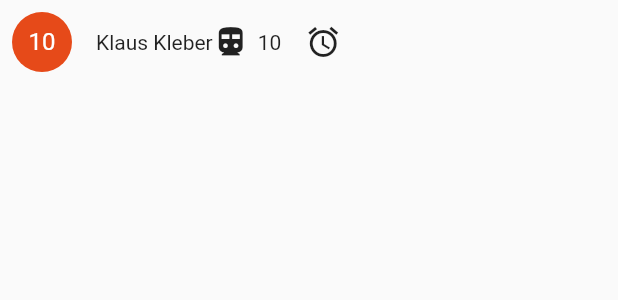
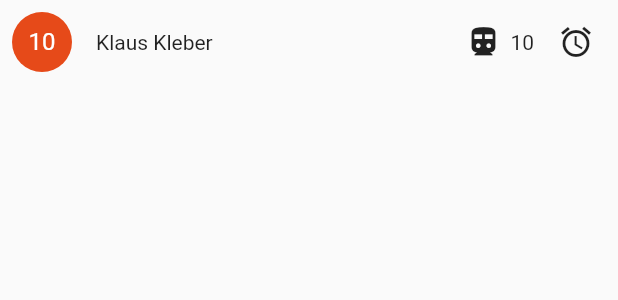
Before and after one commit to kolja-esders/mash, a Flutter app: the MediaCapture widget shown alone on an empty page, opened directly, on a phone screen of 412 x 824 dp. Shown: the top 300 px of the screen. Run offline on Flutter 3.47's test engine with Material 2 defaults, Android fonts, the phone set to English and light mode, and no system bars; our stand-ins replace share, video_player; missing offline and left inert: map_view; statements that could not run were skipped.

Commit message:
Design adaptions in media_capture

```diff
--- a/lib/media_capture.dart
+++ b/lib/media_capture.dart
@@ -31,9 +31,11 @@ class _MediaCaptureState extends State<MediaCapture>{
       padding: new EdgeInsets.all(8.0),
       child: new Row(
         children: <Widget>[
+          new Expanded(
+            child: new Row(
+              children: <Widget>[
               new Container(
                 child: new CircleAvatar(
-
                   child: new Text(widget.likes.toString()),
                 ),
               ),
@@ -41,6 +43,10 @@ class _MediaCaptureState extends State<MediaCapture>{
                 margin: const EdgeInsets.only(left: 16.0),
                 child: new Text(widget.author),
               ),
+            ]
+            ),
+          ),
+
               new Container(
                 margin: const EdgeInsets.only(right: 6.0),
                 child: new Icon(const IconData(0xe8dc, fontFamily: 'MaterialIcons')),
```
Lines whose indentation alone changed are shown as unchanged.
